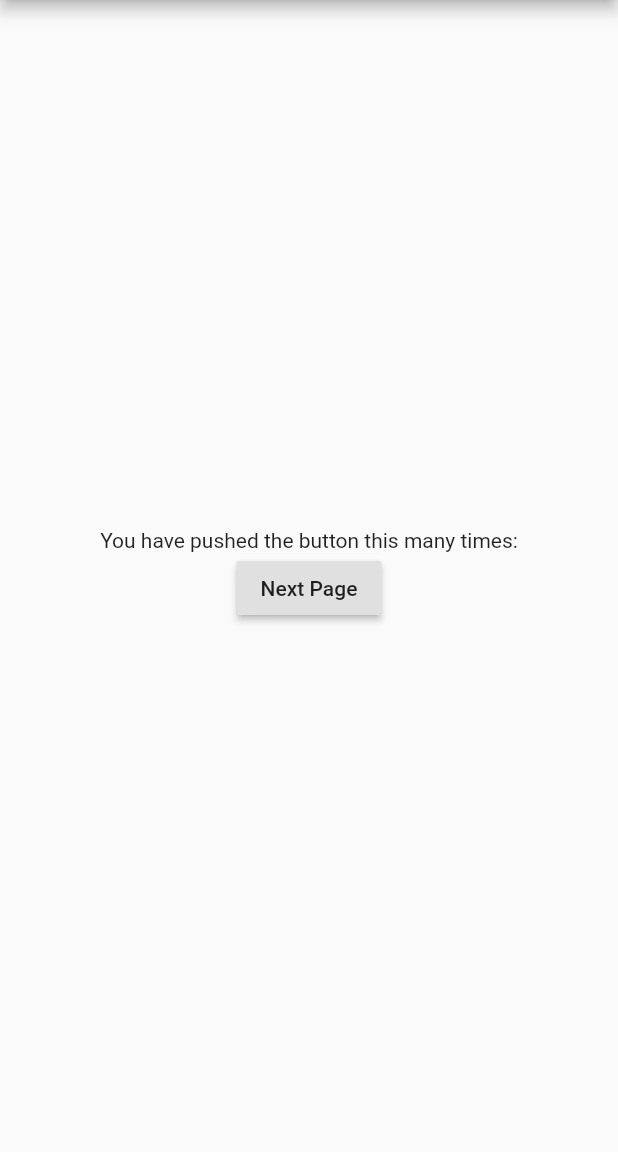
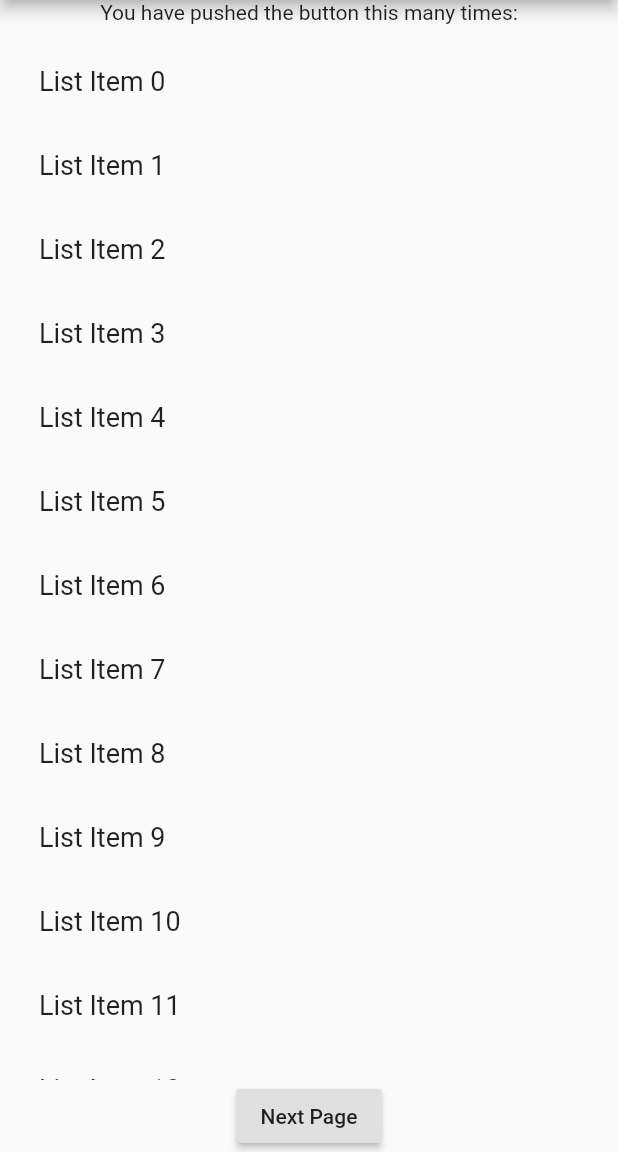
Before and after one commit to aaronksaunders/flutter_drawer_detail, a Flutter app: the screen it shows after launch, on a phone screen of 412 x 824 dp, the part 84-1236 px from its top. Run offline on Flutter 3.47's test engine with Material 2 defaults, Android fonts, the phone set to English and light mode, and no system bars; our stand-ins replace google_maps_flutter.

Commit message:
adding a simple list

```diff
--- /dev/null
+++ b/lib/component/AList.dart
@@ -0,0 +1,67 @@
+import 'package:flutter/material.dart';
+
+///
+/// simple list clas for rendering a list with basic
+/// list items
+///
+class AList extends StatefulWidget {
+  @override
+  _AListState createState() => new _AListState();
+}
+
+class _AListState extends State<AList> {
+  final TextStyle _biggerFont = const TextStyle(fontSize: 18.0);
+
+  @override
+  Widget build(BuildContext context) {
+    // tell tell the list to expand to fill rest of space
+    return Expanded(
+      // build the list
+      child: new ListView.builder(
+          padding: const EdgeInsets.all(10.0),
+          // Let the ListView know how many items it needs to build
+          itemCount: items.length,
+          // build the list
+          itemBuilder: (BuildContext _context, int index) {
+            final item = items[index];
+            return _buildRow(item);
+          }),
+    );
+  }
+
+  Widget _buildRow(String pair) {
+    return new ListTile(
+      onTap: () {
+        _showDialog(pair);
+      },
+      title: new Text(
+        pair,
+        style: _biggerFont,
+      ),
+    );
+  }
+
+  final items = new List<String>.generate(
+      20, (int index) => 'List Item ' + '$index'); // [0, 1, 4]
+
+  // user defined function
+  void _showDialog(_text) {
+    // flutter defined function
+    showDialog(
+      context: context,
+      builder: (BuildContext context) => AlertDialog(
+            title: new Text("List Item Clicked"),
+            content: new Text(_text),
+            actions: <Widget>[
+              // usually buttons at the bottom of the dialog
+              new FlatButton(
+                child: new Text("Close"),
+                onPressed: () {
+                  Navigator.of(context).pop();
+                },
+              ),
+            ],
+          ),
+    );
+  }
+}
--- a/lib/pages/MyHomePage.dart
+++ b/lib/pages/MyHomePage.dart
@@ -1,4 +1,6 @@
 import 'package:flutter/material.dart';
+import 'package:flutter_drawer/component/AList.dart';
+import 'package:flutter_drawer/component/GMap.dart';
 import 'package:flutter_drawer/component/MainDrawer.dart';
 import 'package:flutter_drawer/pages/MyHomePageDetail.dart';
 
@@ -29,6 +31,7 @@ class _MyHomePageState extends State<MyHomePage> {
               Text(
                 'You have pushed the button this many times:',
               ),
+              AList(),
               RaisedButton(
                 child: Text('Next Page'),
                 onPressed: () {
--- a/pubspec.yaml
+++ b/pubspec.yaml
@@ -15,6 +15,7 @@ environment:
 dependencies:
   flutter:
     sdk: flutter
+  google_maps_flutter: ^0.0.3+3
 
   # The following adds the Cupertino Icons font to your application.
   # Use with the CupertinoIcons class for iOS style icons.
```
Also changed, not shown: lib/component/GMap.dart (added, +27 -0 lines), 6 other files.
